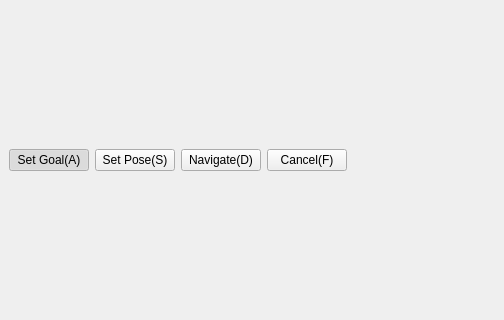
Qt form AutonomousDrivingDemo/ui/mainwindow.ui (FredBill1/CS6422-Autonomous-Driving-Demo) before a commit; both pictures show x 0 to 504 and y 140 to 460 of the 800 by 600 pixel window.
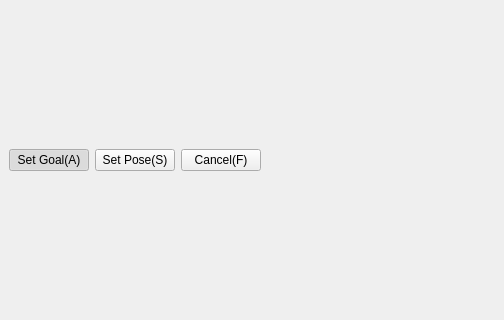
The same form after that commit.

What changed in the file:
```diff
--- a/AutonomousDrivingDemo/ui/mainwindow.ui
+++ b/AutonomousDrivingDemo/ui/mainwindow.ui
@@ -68,25 +68,6 @@
         </property>
        </widget>
       </item>
-      <item>
-       <widget class="QPushButton" name="navigate_button">
-        <property name="text">
-         <string>Navigate(D)</string>
-        </property>
-        <property name="shortcut">
-         <string>D</string>
-        </property>
-        <property name="checkable">
-         <bool>true</bool>
-        </property>
-        <property name="checked">
-         <bool>false</bool>
-        </property>
-        <property name="autoExclusive">
-         <bool>true</bool>
-        </property>
-       </widget>
-      </item>
       <item>
        <widget class="QPushButton" name="cancel_button">
         <property name="text">
```
